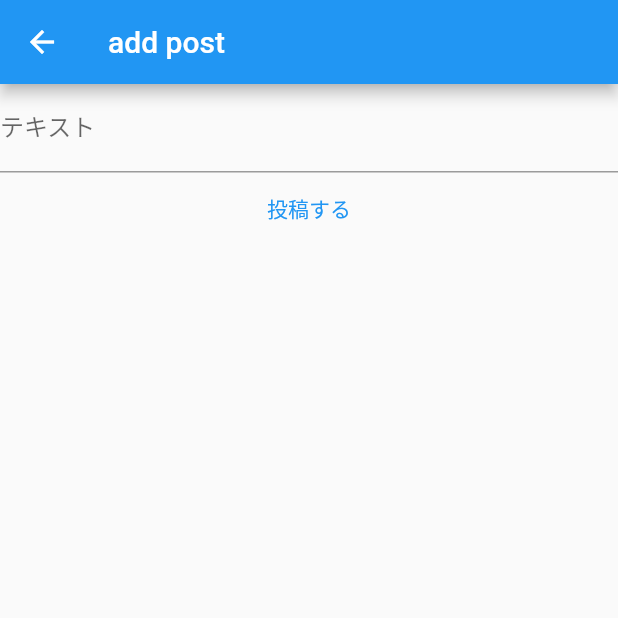
After one commit to p2hacks2023/pre-02, a Flutter app: the AddPost screen opened by its route, after a tap on "投稿する", on a phone screen of 412 x 824 dp, the top half of it. The commit adds this screen. Run offline on Flutter 3.47's test engine with Material 2 defaults, Android fonts, the phone set to English and light mode, and no system bars; our stand-ins replace cloud_firestore, firebase_auth, firebase_core, flutter_riverpod, freezed_annotation, google_sign_in and 2 more; accounts and stored records are empty; generated files the repository leaves out were written again; statements that could not run were skipped.

Commit message:
[add] post_add

```diff
--- /dev/null
+++ b/lib/model/post.dart
@@ -0,0 +1,47 @@
+import 'package:cloud_firestore/cloud_firestore.dart';
+import 'package:freezed_annotation/freezed_annotation.dart';
+
+part 'post.freezed.dart';
+
+@freezed
+class Post with _$Post {
+
+  factory Post({
+    required String poster,
+    required String description,
+    required Uri image_url,
+    List<String>? favorite_array,
+    required DateTime post_datetime,
+  }) = _Post;
+
+  factory Post.fromFirestore(
+    DocumentSnapshot<Map<String, dynamic>> snapshot,
+    SnapshotOptions? options,
+  ) {
+    final data = snapshot.data();
+    String poster = data?['poster'];
+    if(poster == null || poster == '') throw Exception("invalid poster");
+    String description = data?['description'];
+    if(description == null) description = '';
+    Uri url  = Uri.parse(data?['image_url']);
+    List<String> favorite_array = data?['favorite_array'];
+
+    return Post(
+      poster: poster,
+      description: description,
+      image_url: url,
+      favorite_array: favorite_array,
+      post_datetime: data?['post_datetime'],
+    );
+  }
+  /*
+  Map<String, dynamic> toFirestore() {
+    return {
+      if (poster != null) "poster": poster,
+      if (description != null) "description": description,
+      if (favorite_array != null) "favorite_array": favorite_array,
+      if (image_url != null) "capital": image_url,
+      if (post_datetime != null) "population": post_datetime,
+    };
+  }*/
+}
--- a/lib/routes.dart
+++ b/lib/routes.dart
@@ -1,7 +1,8 @@
+import 'package:firebase_tutorial/firestoretest.dart';
 import 'package:firebase_tutorial/main.dart';
 import 'package:firebase_tutorial/view/home.dart';
 import 'package:firebase_tutorial/view/post/add_post.dart';
-import 'package:firebase_tutorial/view/post/google_sign_in/google_sign_in.dart';
+import 'package:firebase_tutorial/view/google_sign_in/google_sign_in.dart';
 import 'package:flutter/material.dart';
 import 'package:routemaster/routemaster.dart';
 
@@ -16,7 +17,15 @@ final router = RoutemasterDelegate(
       },
       '/home': (router) {
         return MaterialPage(child: Home());
-      }
+      },
+
+      //テスト系
+      '/test/firestore': (router) {
+        return MaterialPage(child: FireStore());
+      },
+      '/test/firestore/post/add': (route) {
+        return MaterialPage(child: AddPost());
+      },
     }
   )
 );
--- a/lib/view/post/google_sign_in/google_sign_in.dart
+++ b/lib/view/google_sign_in/google_sign_in.dart
@@ -35,9 +35,10 @@ class _GoogleAuthSigninState extends State<GoogleAuthSignin> {
                   Text(googleSignInAccount!.displayName.toString()),
                   Image.network(googleSignInAccount!.photoUrl.toString()),
                   const Text("loginされてるねえ"),
-                  TextButton(child: Text("次に進む"),onPressed: () => router.push('/home'),)
+                  TextButton(child: Text("次に進む"),onPressed: () => router.push('/home'),),
                 ],
-              )
+              ),
+              TextButton(child: Text("firestore test"),onPressed: () => router.push('/test/firestore'),)
             ],
           );
         }
--- /dev/null
+++ b/lib/view/post/add_post.dart
@@ -0,0 +1,44 @@
+import 'package:cloud_firestore/cloud_firestore.dart';
+import 'package:firebase_tutorial/model/post.dart';
+import 'package:firebase_tutorial/view_model/multi/posts_repository.dart';
+import 'package:flutter/material.dart';
+import 'package:flutter_riverpod/flutter_riverpod.dart';
+
+class AddPost extends ConsumerWidget{
+  String poster = "tiharu717@gmail.com";
+  String description = "";
+  Uri image_url = Uri.dataFromString("https://takutk.com/obs/img/math/DSC_0685.JPG");
+  PostsRepository postsRepository = new PostsRepository();
+
+  @override
+  Widget build(BuildContext context, WidgetRef ref) {
+    return Scaffold(
+      appBar: AppBar(title: Text("add post")),
+      body: Column(
+        children: [
+          TextField(
+            onChanged: (value) => description = value,
+            decoration: InputDecoration(
+              label: Text("テキスト"),
+            ),
+          ),
+          TextButton(
+          onPressed: (){
+            try{
+              postsRepository.addPost(Post(
+                poster: poster,
+                description: description,
+                image_url: image_url,
+                post_datetime: DateTime.now()
+              ));
+            }catch(e){
+
+            }
+          },
+          child: Text("投稿する")),
+        ],
+      ),
+    );
+  }
+
+}
--- /dev/null
+++ b/lib/view_model/multi/posts_repository.dart
@@ -0,0 +1,32 @@
+import 'package:cloud_firestore/cloud_firestore.dart';
+import 'package:firebase_tutorial/model/post.dart';
+import 'package:flutter/foundation.dart';
+
+class PostsRepository {
+  CollectionReference _postsRef = FirebaseFirestore.instance.collection('posts');
+
+  Future<void> getAllPosts() async{
+    List<Post> posts;
+    _postsRef.get().then(
+      (QuerySnapshot) {
+        for(var docSnapshot in QuerySnapshot.docs) {
+          debugPrint(docSnapshot.data().toString());
+        }
+      }
+    );
+  }
+
+  Future<void> addPost(Post _post) async{
+    try{
+      _postsRef.add({
+        'name': _post.poster,
+        'description': _post.description,
+        'image_url': _post.image_url.toString(),
+        'favorite_array': [],
+        'post_datetime': _post.post_datetime,
+      });
+    }catch(Exception){
+      debugPrint(Exception.toString());
+    }
+  }
+}
```
Also changed, not shown: lib/firestoretest.dart (+26 -2 lines), lib/model/post.freezed.dart (added).
